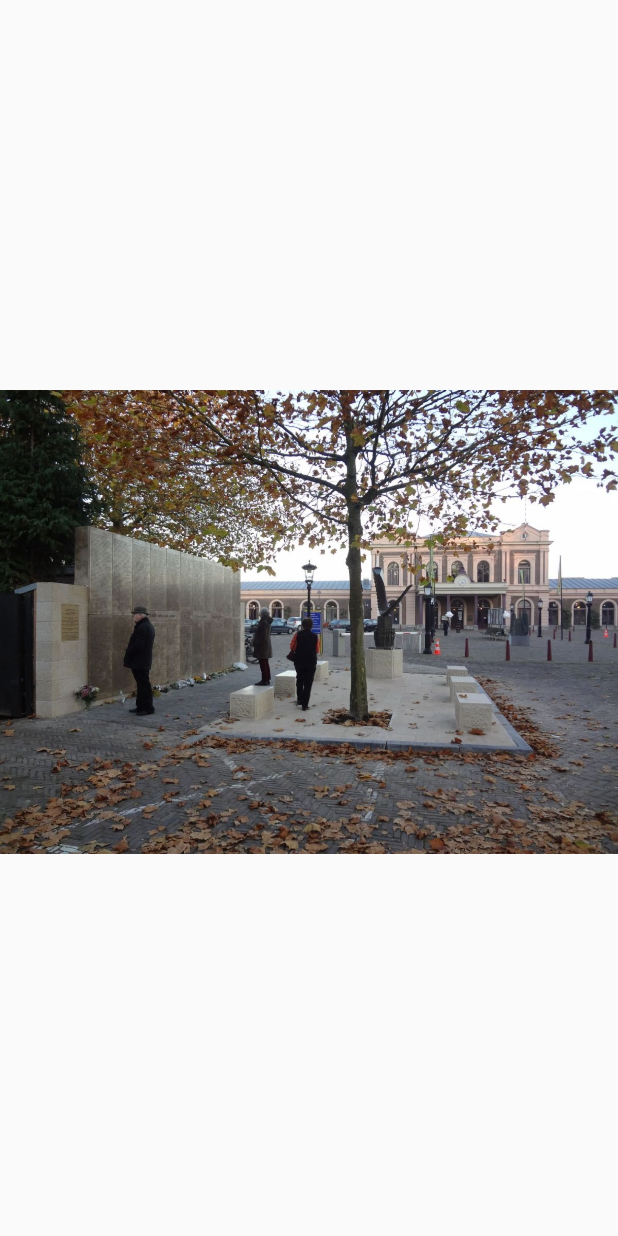
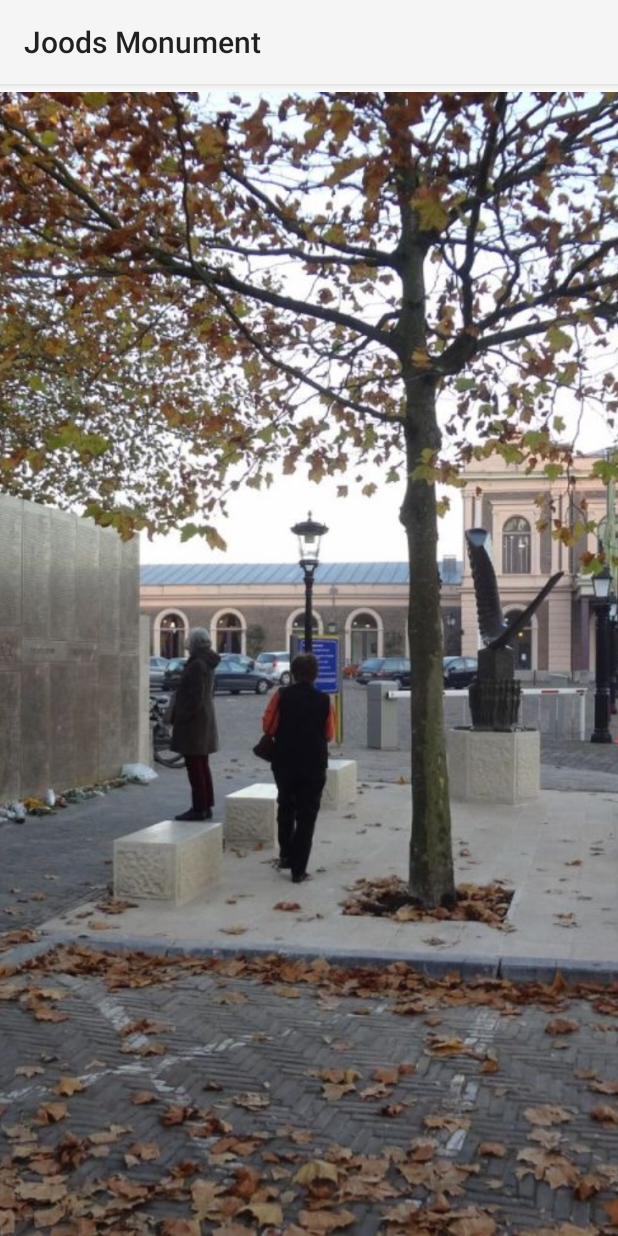
Before and after one commit to yuridepuri/joodsmonument, an Android app: the screen it shows after launch (MainActivity), in the options menu, after a tap on "Muur", on a phone screen of 412 x 824 dp. Run offline under Robolectric (Android 15) with nearby library versions, the phone set to English and light mode, and no system bars.

```diff
--- a/app/src/main/java/com/application/joodsmonument2016/app/MainActivity.java
+++ b/app/src/main/java/com/application/joodsmonument2016/app/MainActivity.java
@@ -1,15 +1,42 @@
 package com.application.joodsmonument2016.app;
 
+import android.app.ActionBar;
 import android.app.Activity;
+import android.content.Intent;
 import android.os.Bundle;
+import android.support.v7.app.ActionBarActivity;
+import android.view.MenuItem;
 
 /**
  * Created by Jaarbeurs on 29-4-2016.
  */
-public class MainActivity extends Activity {
+public class MainActivity extends ActionBarActivity {
     @Override
     protected void onCreate(Bundle savedInstanceState) {
         super.onCreate(savedInstanceState);
         setContentView(R.layout.main_activity);
     }
+
+    @Override
+    public boolean onOptionsItemSelected(MenuItem item) {
+
+        // Handle action bar item clicks here. The action bar will
+        // automatically handle clicks on the Home/Up button, so long
+        // as you specify a parent activity in AndroidManifest.xml.
+        switch (item.getItemId()) {
+            case R.id.lobbies:
+                finish();
+                startActivity(new Intent(getApplicationContext(), ShowNamesActivity.class));
+                return true;
+//            case R.id.lobbycreation:
+//                startActivity(new Intent(getApplicationContext(), MakeLobby.class));
+//                return true;
+            default:
+                return super.onOptionsItemSelected(item);
+        }
+    }
+
+
+
+
 }
--- a/app/src/main/java/com/application/joodsmonument2016/app/OverJoodsMonument.java
+++ b/app/src/main/java/com/application/joodsmonument2016/app/OverJoodsMonument.java
@@ -72,7 +72,7 @@ public class OverJoodsMonument extends ActionBarActivity {
         switch (item.getItemId()) {
             case R.id.lobbies:
                 finish();
-                startActivity(new Intent(getApplicationContext(), OverJoodsMonument.class));
+                startActivity(new Intent(getApplicationContext(), ShowNamesActivity.class));
                 return true;
             case R.id.lobbycreation:
                 finish();
--- a/app/src/main/res/layout/main_activity.xml
+++ b/app/src/main/res/layout/main_activity.xml
@@ -13,16 +13,17 @@
     <ImageView
         android:layout_width="fill_parent"
         android:layout_height="fill_parent"
-        android:src="@drawable/joodsmonument3   "
+        android:src="@drawable/joodsmonument3"
+        android:scaleType="centerCrop"
         />
 
-    <LinearLayout
-        android:id="@+id/LinearLayout1"
-        android:layout_width="match_parent"
-        android:layout_height="wrap_content"
-        android:orientation="vertical"
-        >
+    <!--<LinearLayout-->
+        <!--android:id="@+id/LinearLayout1"-->
+        <!--android:layout_width="match_parent"-->
+        <!--android:layout_height="wrap_content"-->
+        <!--android:orientation="vertical"-->
+        <!--&gt;-->
 
-    </LinearLayout>
+    <!--</LinearLayout>-->
 
 </FrameLayout>
--- a/app/src/main/res/layout/names_list_items.xml
+++ b/app/src/main/res/layout/names_list_items.xml
@@ -15,14 +15,14 @@
             <!--android:layout_height="match_parent"-->
             <!--android:text="Naam:"-->
 
-            <!--android:textSize="20dp" />-->
+            <!--android:textSize="50dp" />-->
 
         <TextView
             android:id="@+id/naam"
             android:layout_width="match_parent"
             android:layout_height="match_parent"
-            android:gravity="right"
-            android:textSize="20dp" />
+            android:gravity="left"
+            android:textSize="30dp" />
     </LinearLayout>
 
 </LinearLayout>
--- a/app/src/main/res/menu/menu_main.xml
+++ b/app/src/main/res/menu/menu_main.xml
@@ -7,5 +7,6 @@
         android:title="Over"/>
     <item android:id="@+id/lobbycreation"
         android:title="Route" />
-
+    <item android:id="@+id/namen"
+        android:title="Namen" />
 </menu>
--- /dev/null
+++ b/app/src/main/res/values/dimens.xml
@@ -0,0 +1,5 @@
+<resources>
+    <!-- Default screen margins, per the Android Design guidelines. -->
+    <dimen name="activity_horizontal_margin">16dp</dimen>
+    <dimen name="activity_vertical_margin">16dp</dimen>
+</resources>
```
Also changed, not shown: app/src/main/AndroidManifest.xml (+7 -0 lines), app/src/main/java/com/application/joodsmonument2016/app/JsonFromServer.java (+25 -2 lines), app/src/main/java/com/application/joodsmonument2016/app/MapsActivity.java (+6 -2 lines), app/src/main/java/com/application/joodsmonument2016/app/ShowNamesActivity.java (+13 -14 lines), app/src/main/res/layout/activity_names_view.xml (+6 -20 lines), 1 other file.
